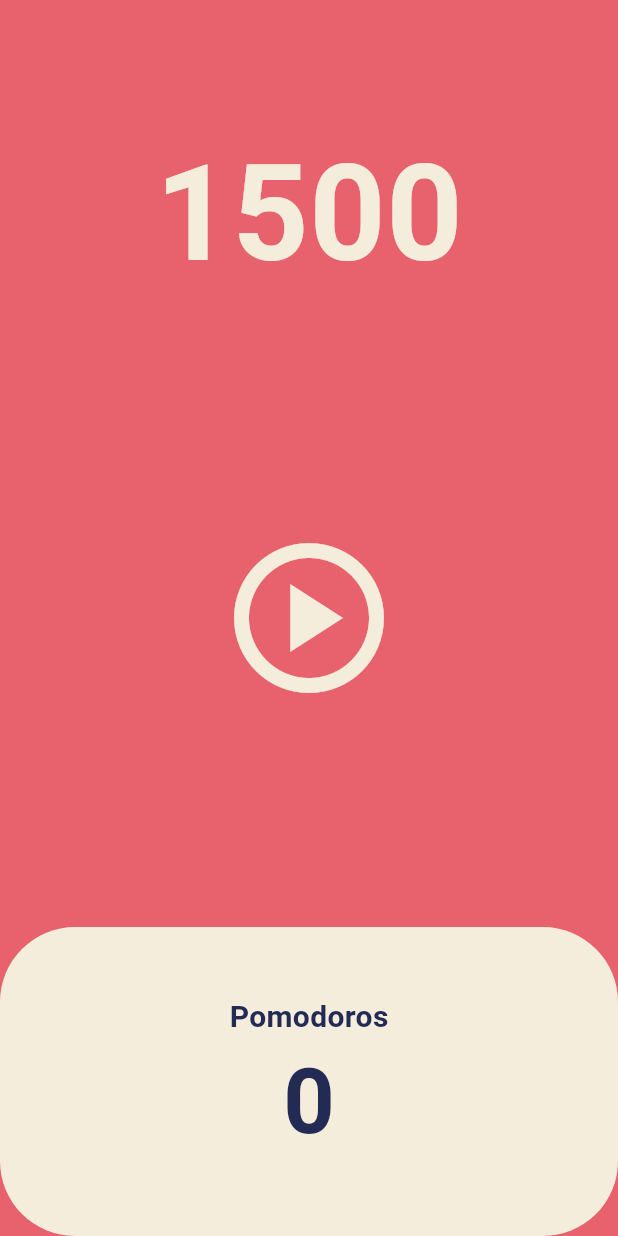
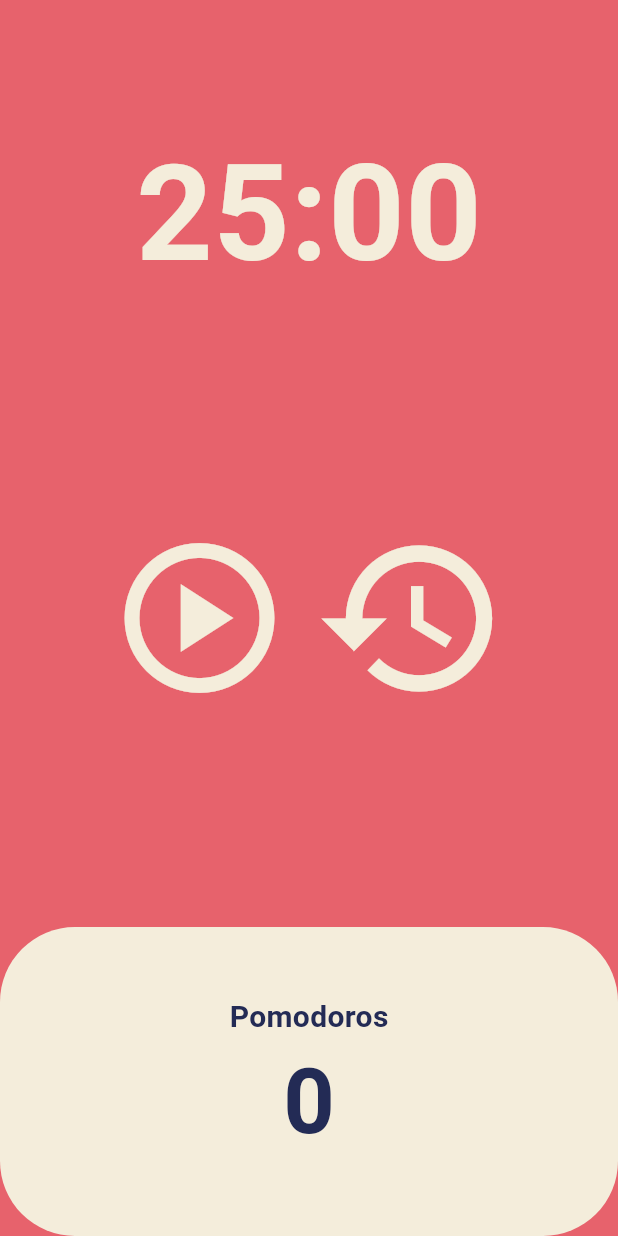
Before and after one commit to minjujung/nomad-coder-flutter-tooflix, a Flutter app: the screen it shows after launch, on a phone screen of 412 x 824 dp. Run offline on Flutter 3.47's test engine with Material 3 defaults, Android fonts, the phone set to English and light mode, and no system bars.

Commit message:
feat: reset 버튼 추가 및 시간 format method 추가 완료

```diff
--- a/lib/screens/home_screen.dart
+++ b/lib/screens/home_screen.dart
@@ -11,8 +11,10 @@ class HomeScreen extends StatefulWidget {
 }
 
 class _HomeScreenState extends State<HomeScreen> {
-  int totalSeconds = 1500;
+  static const twentyFiveMinutes = 1500;
+  int totalSeconds = twentyFiveMinutes;
   bool isRunning = false;
+  int totalPomodoros = 0;
 
   // Dart 표준 라이브러리에 Timer 있음
   // Timer 를 통해 정해진 간격에 한번씩 함수 실행 가능
@@ -22,9 +24,18 @@ class _HomeScreenState extends State<HomeScreen> {
   // 하지만 property 를 사용하지 전에는 반드시 초기화 한다는 약속을 뜻하기도 함
 
   void onTick(Timer timer) {
+    if (totalSeconds == 0) {
+      setState(() {
+        totalPomodoros = totalPomodoros + 1;
+        isRunning = false;
+        totalSeconds = twentyFiveMinutes;
+      });
+      timer.cancel();
+    } else {
       setState(() {
         totalSeconds = totalSeconds - 1;
       });
+    }
   }
 
   void onStartPressed() {
@@ -42,6 +53,19 @@ class _HomeScreenState extends State<HomeScreen> {
     });
   }
 
+  void onStoppedPressed() {
+    timer.cancel();
+    setState(() {
+      isRunning = false;
+      totalSeconds = twentyFiveMinutes;
+    });
+  }
+
+  String format(int seconds) {
+    var duration = Duration(seconds: seconds);
+    return duration.toString().split('.').first.substring(2, 7);
+  }
+
   @override
   Widget build(BuildContext context) {
     return Scaffold(
@@ -54,7 +78,7 @@ class _HomeScreenState extends State<HomeScreen> {
               child: Container(
                 alignment: Alignment.bottomCenter,
                 child: Text(
-                  '$totalSeconds',
+                  format(totalSeconds),
                   style: TextStyle(
                     color: Theme.of(context).cardColor,
                     fontSize: 89,
@@ -66,7 +90,10 @@ class _HomeScreenState extends State<HomeScreen> {
             Flexible(
               flex: 2,
               child: Center(
-                child: IconButton(
+                child: Row(
+                  mainAxisAlignment: MainAxisAlignment.center,
+                  children: [
+                    IconButton(
                       iconSize: 120,
                       onPressed: isRunning ? onPausePressed : onStartPressed,
                       icon: Icon(
@@ -74,6 +101,14 @@ class _HomeScreenState extends State<HomeScreen> {
                               ? Icons.pause_circle_outlined
                               : Icons.play_circle_outlined,
                           color: Theme.of(context).cardColor),
+                    ),
+                    IconButton(
+                      iconSize: 130,
+                      onPressed: onStoppedPressed,
+                      icon: Icon(Icons.restore,
+                          color: Theme.of(context).cardColor),
+                    ),
+                  ],
                 ),
               ),
             ),
@@ -101,7 +136,7 @@ class _HomeScreenState extends State<HomeScreen> {
                                     .color),
                           ),
                           Text(
-                            '0',
+                            '$totalPomodoros',
                             style: TextStyle(
                                 fontSize: 60,
                                 fontWeight: FontWeight.w700,
```
Lines whose indentation alone changed are shown as unchanged.
